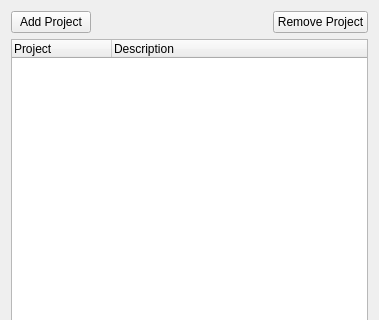
jwjulien/inventory, file ui/widget_projects.ui: the form before one commit; both pictures show x 0 to 379 and y 0 to 320 of the 379 by 541 pixel window.
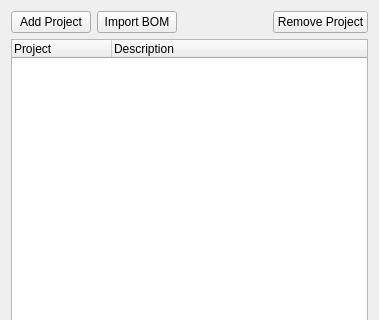
The form after the commit.

Commit message: major progress towards BOM import - still needs polish

```diff
--- a/ui/widget_projects.ui
+++ b/ui/widget_projects.ui
@@ -23,6 +23,13 @@
        </property>
       </widget>
      </item>
+     <item>
+      <widget class="QPushButton" name="import_bom">
+       <property name="text">
+        <string>Import BOM</string>
+       </property>
+      </widget>
+     </item>
      <item>
       <spacer name="horizontalSpacer">
        <property name="orientation">
```
The commit also changes 15 other files.
